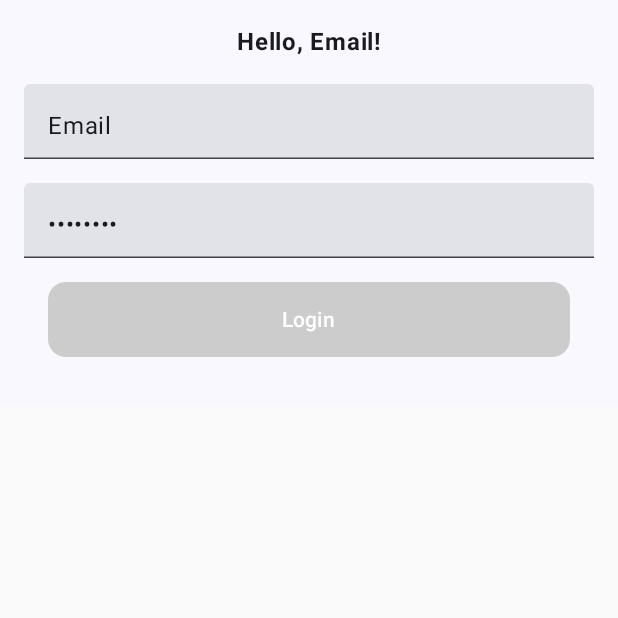
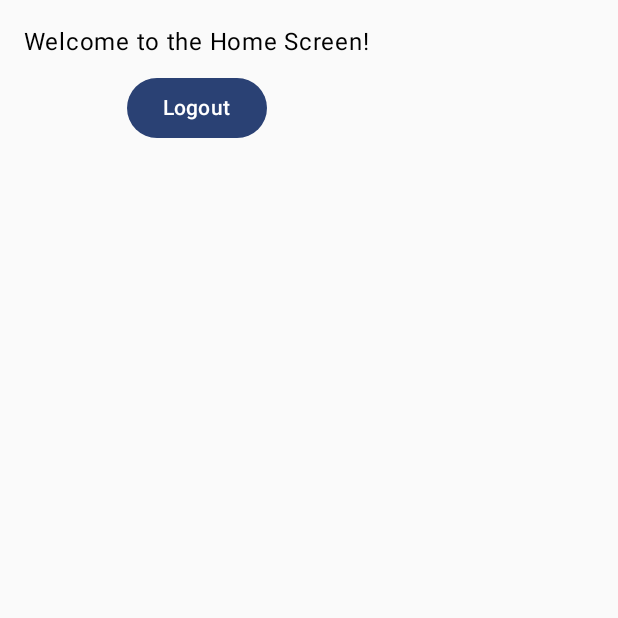
Before and after one commit to GioCabral/fit-fenix, an Android app built with Jetpack Compose: the screen it shows after launch (MainActivity), after a tap on "Login", on a phone screen of 412 x 824 dp, the top half of it. Run offline under Robolectric (Android 15) with nearby library versions, the phone set to English and light mode, and no system bars.

```diff
--- a/app/src/main/java/com/example/myapplicationfit/MainActivity.kt
+++ b/app/src/main/java/com/example/myapplicationfit/MainActivity.kt
@@ -10,7 +10,6 @@ import androidx.compose.foundation.layout.fillMaxWidth
 import androidx.compose.foundation.layout.height
 import androidx.compose.foundation.layout.padding
 import androidx.compose.material3.*
-import androidx.compose.runtime.Composable
 import androidx.compose.runtime.getValue
 import androidx.compose.runtime.mutableStateOf
 import androidx.compose.runtime.remember
@@ -18,57 +17,47 @@ import androidx.compose.runtime.setValue
 import androidx.compose.ui.Alignment
 import androidx.compose.ui.Modifier
 import androidx.compose.ui.graphics.Color
-import androidx.compose.ui.text.font.FontWeight
 import androidx.compose.ui.text.input.PasswordVisualTransformation
-import androidx.compose.ui.tooling.preview.Preview
 import androidx.compose.ui.unit.dp
 import com.example.myapplicationfit.ui.theme.MyApplicationFitTheme
+import androidx.activity.compose.BackHandler
+import androidx.compose.runtime.Composable
+import androidx.navigation.NavHostController
+import androidx.navigation.compose.NavHost
+import androidx.navigation.compose.composable
+import androidx.navigation.compose.rememberNavController
 
 class MainActivity : ComponentActivity() {
     override fun onCreate(savedInstanceState: Bundle?) {
         super.onCreate(savedInstanceState)
         setContent {
+            val navController = rememberNavController()
+
             MyApplicationFitTheme {
-                // State holders for email and password
-                var email by remember { mutableStateOf("Email") }
-                var password by remember { mutableStateOf("Password") }
+                NavHost(navController = navController, startDestination = "login") {
+                    composable("login") {
+                        // Pass navController to LoginScreen
+                        LoginScreen(navController = navController)
+                    }
+                    composable("home"){
+                        HomeScreen(navController = navController)
+                    }
+                }
+            }
 
-                // A surface container using the 'background' color from the theme
-                Surface(
-                    color = MaterialTheme.colorScheme.background
-                ) {
-                    Column(
-                        modifier = Modifier
-                            .padding(16.dp),
-                        verticalArrangement = Arrangement.Center,
-                        horizontalAlignment = Alignment.CenterHorizontally
-                    ) {
-                        Greeting(email)
-                        Spacer(modifier = Modifier.height(16.dp))
-                        TwoTextFields(
-                            email = email,
-                            onEmailChange = { email = it },
-                            password = password,
-                            onPasswordChange = { password = it }
-                        )
-                        CustomButton(onClick = { /* TODO: Add your logic here */ },
-                            modifier = Modifier
-                        )
-                    }
+            // Handle back navigation with BackHandler
+            BackHandler {
+                if (navController.currentBackStackEntry?.destination?.route != "login") {
+                    navController.navigateUp()
+                } else {
+                    // Handle back navigation or exit the app when on the login screen
+                    // For example, you can show a dialog or exit the app
+                    // Finish the app
+                    finish()
                 }
             }
         }
     }
-}
-
-
-@Composable
-fun Greeting(name: String, modifier: Modifier = Modifier) {
-    Text(
-        text = "Hello, $name!",
-        modifier = modifier,
-        fontWeight = FontWeight.Bold
-    )
 }
 
 @Composable
@@ -120,11 +109,54 @@ fun TwoTextFields(email: String,
     }
 }
 
+@Composable
+fun LoginScreen(navController: NavHostController) {
+    var email by remember { mutableStateOf("Email") }
+    var password by remember { mutableStateOf("Password") }
 
-@Preview(showBackground = true)
-@Composable
-fun GreetingPreview() {
-    MyApplicationFitTheme {
-        Greeting("Camila")
+    // A surface container using the 'background' color from the theme
+    Surface(
+        color = MaterialTheme.colorScheme.background
+    ) {
+        Column(
+            modifier = Modifier
+                .padding(16.dp),
+            verticalArrangement = Arrangement.Center,
+            horizontalAlignment = Alignment.CenterHorizontally
+        ) {
+            Spacer(modifier = Modifier.height(16.dp))
+            TwoTextFields(
+                email = email,
+                onEmailChange = { email = it },
+                password = password,
+                onPasswordChange = { password = it }
+            )
+            CustomButton(onClick = { navController.navigate("home") },
+                modifier = Modifier
+            )
+        }
     }
 }
+
+@Composable
+fun HomeScreen(navController: NavHostController) {
+    Column(
+        modifier = Modifier
+            .padding(16.dp),
+        verticalArrangement = Arrangement.Center,
+        horizontalAlignment = Alignment.CenterHorizontally
+    ) {
+        Text(
+            text = "Welcome to the Home Screen!",
+        )
+
+        Button(
+            onClick = {
+                navController.navigate("login")
+            },
+            modifier = Modifier.padding(8.dp)
+        ) {
+            Text(text = "Logout")
+        }
+    }
+}
```
Also changed, not shown: app/build.gradle.kts (+6 -2 lines), app/src/main/res/navigation/nav_graph.xml (added, +22 -0 lines), 2 other files.
